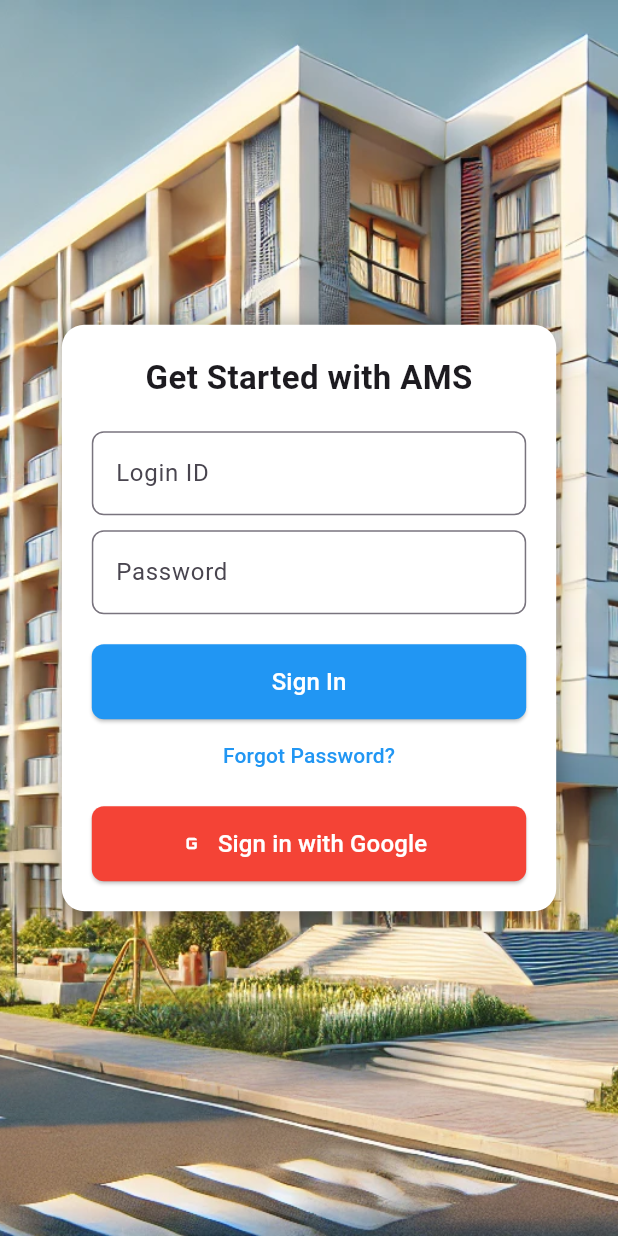
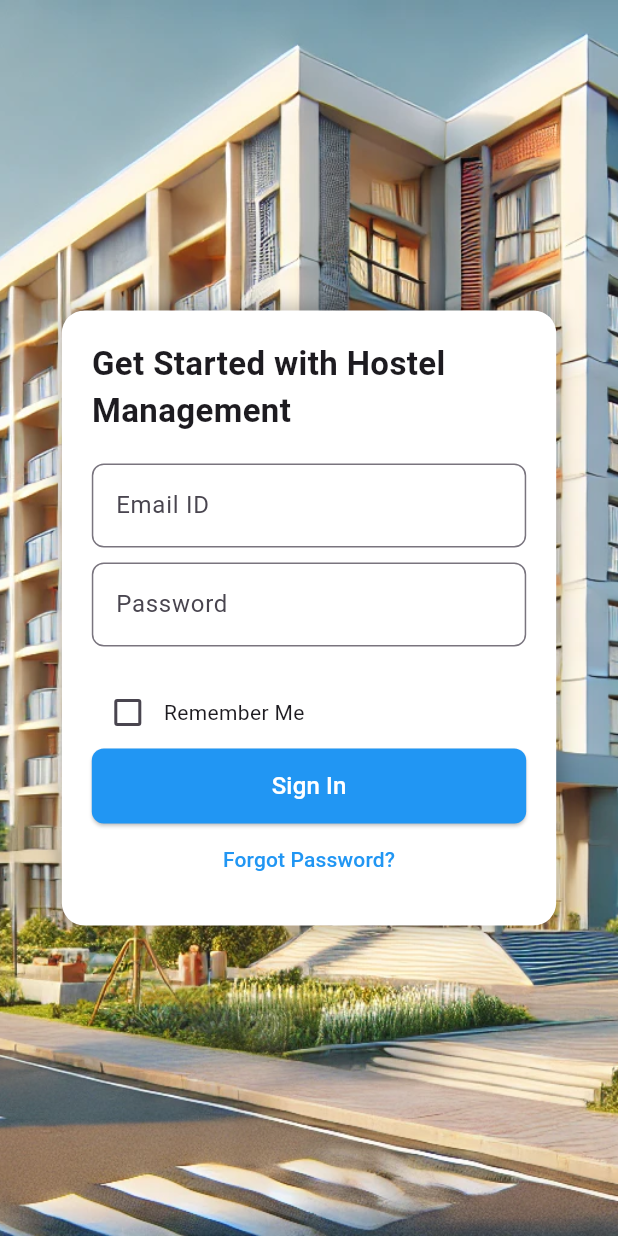
Before and after one commit to nikhiln0702/hostel-management-app, a Flutter app: the LoginScreen screen opened by its route, on a phone screen of 412 x 824 dp. Run offline on Flutter 3.47's test engine with Material 3 defaults, Android fonts, the phone set to English and light mode, and no system bars.

Commit message:
login frontend backend connection

```diff
--- a/frontend/lib/login_screen.dart
+++ b/frontend/lib/login_screen.dart
@@ -1,7 +1,51 @@
+import 'dart:convert';
+
 import 'package:flutter/material.dart';
+import 'package:http/http.dart' as http;
 
-class LoginScreen extends StatelessWidget {
+class LoginScreen extends StatefulWidget {
   const LoginScreen({super.key});
+
+  @override
+  _LoginScreenState createState() => _LoginScreenState();
+}
+
+class _LoginScreenState extends State<LoginScreen> {
+  final TextEditingController emailController = TextEditingController();
+  final TextEditingController passwordController = TextEditingController();
+  bool rememberMe = false;
+
+  // Function to send login request to Node.js backend
+  Future<void> login(String email, String password) async {
+    final url = Uri.parse(
+      'http://10.0.2.2:3000/login',
+    ); // Use for Android Emulator
+
+    try {
+      final response = await http.post(
+        url,
+        headers: {'Content-Type': 'application/json'},
+        body: json.encode({
+          'email': email,
+          'password': password,
+          'rememberMe': false,
+        }),
+      );
+
+      if (response.statusCode == 200) {
+        final responseBody = json.decode(response.body);
+        String accessToken = responseBody['data']['accessToken'];
+
+        // Navigate to student dashboard if login is successful
+        Navigator.pushReplacementNamed(context, '/student_dashboard');
+      } else {
+        final errorMessage = json.decode(response.body)['message'];
+        showErrorDialog(context, errorMessage);
+      }
+    } catch (error) {
+      showErrorDialog(context, "An error occurred. Please try again.");
+    }
+  }
 
   @override
   Widget build(BuildContext context) {
@@ -36,26 +80,42 @@ class LoginScreen extends StatelessWidget {
                 crossAxisAlignment: CrossAxisAlignment.center,
                 children: [
                   Text(
-                    "Get Started with AMS",
+                    "Get Started with Hostel Management",
                     style: TextStyle(fontSize: 22, fontWeight: FontWeight.bold),
                   ),
                   SizedBox(height: 20),
 
                   // Login ID Input
-                  _buildTextField("Login ID"),
+                  _buildTextField("Email ID", controller: emailController),
                   SizedBox(height: 10),
 
                   // Password Input
-                  _buildTextField("Password", isPassword: true),
+                  _buildTextField(
+                    "Password",
+                    isPassword: true,
+                    controller: passwordController,
+                  ),
                   SizedBox(height: 20),
+
+                  // Remember Me Checkbox
+                  Row(
+                    children: [
+                      Checkbox(
+                        value: rememberMe,
+                        onChanged: (value) {
+                          setState(() {
+                            rememberMe = value!;
+                          });
+                        },
+                      ),
+                      Text("Remember Me"),
+                    ],
+                  ),
 
                   // Sign In Button (Blue)
                   _buildButton(
                     "Sign In",
-                    () => Navigator.pushReplacementNamed(
-                      context,
-                      '/student_dashboard',
-                    ),
+                    () => login(emailController.text, passwordController.text),
                     color: Colors.blue,
                   ),
 
@@ -67,16 +127,6 @@ class LoginScreen extends StatelessWidget {
                       style: TextStyle(color: Colors.blue),
                     ),
                   ),
-
-                  SizedBox(height: 10),
-
-                  // Google Sign-In Button (Red)
-                  _buildButton(
-                    "Sign in with Google",
-                    () {},
-                    color: Colors.red,
-                    icon: Icons.g_mobiledata,
-                  ),
                 ],
               ),
             ),
@@ -87,10 +137,15 @@ class LoginScreen extends StatelessWidget {
   }
 
   // Reusable Text Field
-  Widget _buildTextField(String label, {bool isPassword = false}) {
+  Widget _buildTextField(
+    String label, {
+    bool isPassword = false,
+    TextEditingController? controller,
+  }) {
     return SizedBox(
       width: double.infinity,
       child: TextField(
+        controller: controller,
         obscureText: isPassword,
         decoration: InputDecoration(
           labelText: label,
@@ -116,10 +171,28 @@ class LoginScreen extends StatelessWidget {
             icon != null ? Icon(icon, color: Colors.white) : SizedBox.shrink(),
         label: Text(text, style: TextStyle(fontSize: 16, color: Colors.white)),
         style: ElevatedButton.styleFrom(
-          backgroundColor: color, // Button color
+          backgroundColor: color,
           shape: RoundedRectangleBorder(borderRadius: BorderRadius.circular(8)),
         ),
       ),
     );
   }
+
+  // Show Error Dialog
+  void showErrorDialog(BuildContext context, String message) {
+    showDialog(
+      context: context,
+      builder:
+          (ctx) => AlertDialog(
+            title: Text("Login Failed"),
+            content: Text(message),
+            actions: [
+              TextButton(
+                onPressed: () => Navigator.of(ctx).pop(),
+                child: Text("OK"),
+              ),
+            ],
+          ),
+    );
+  }
 }
--- a/frontend/pubspec.yaml
+++ b/frontend/pubspec.yaml
@@ -30,6 +30,7 @@ environment:
 dependencies:
   flutter:
     sdk: flutter
+  http: ^1.3.0
   google_fonts: ^6.1.0
   intl: ^0.18.1
 
```
Also changed, not shown: frontend/lib/complaint_form.dart (added, +163 -0 lines), frontend/pubspec.lock.
